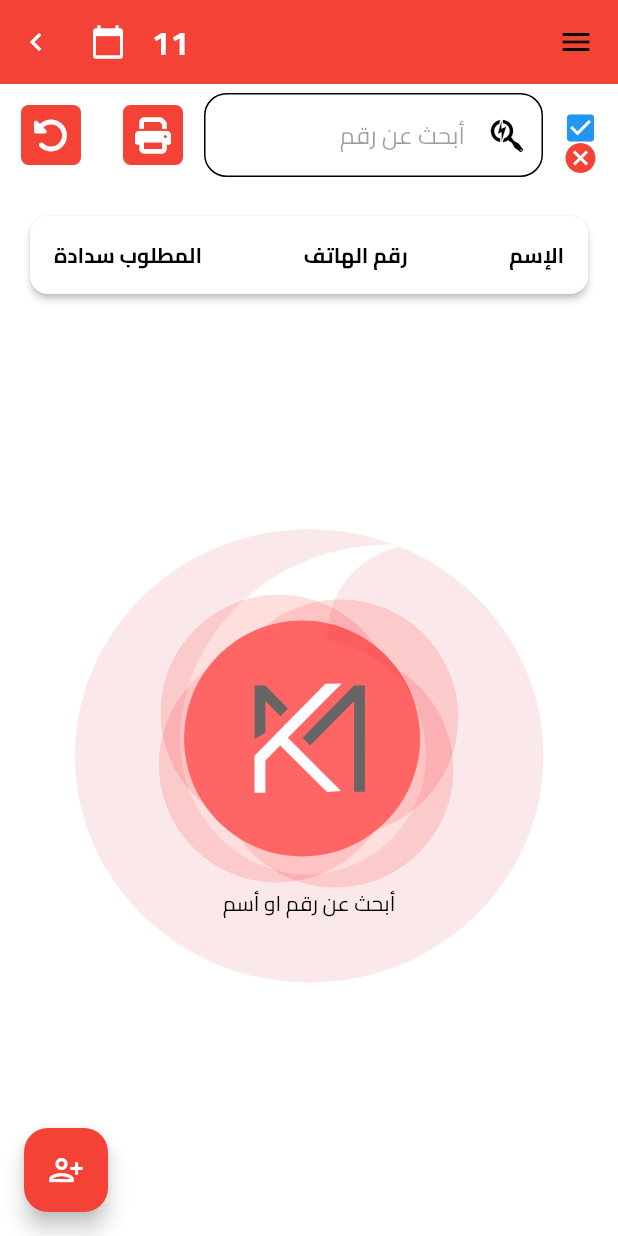
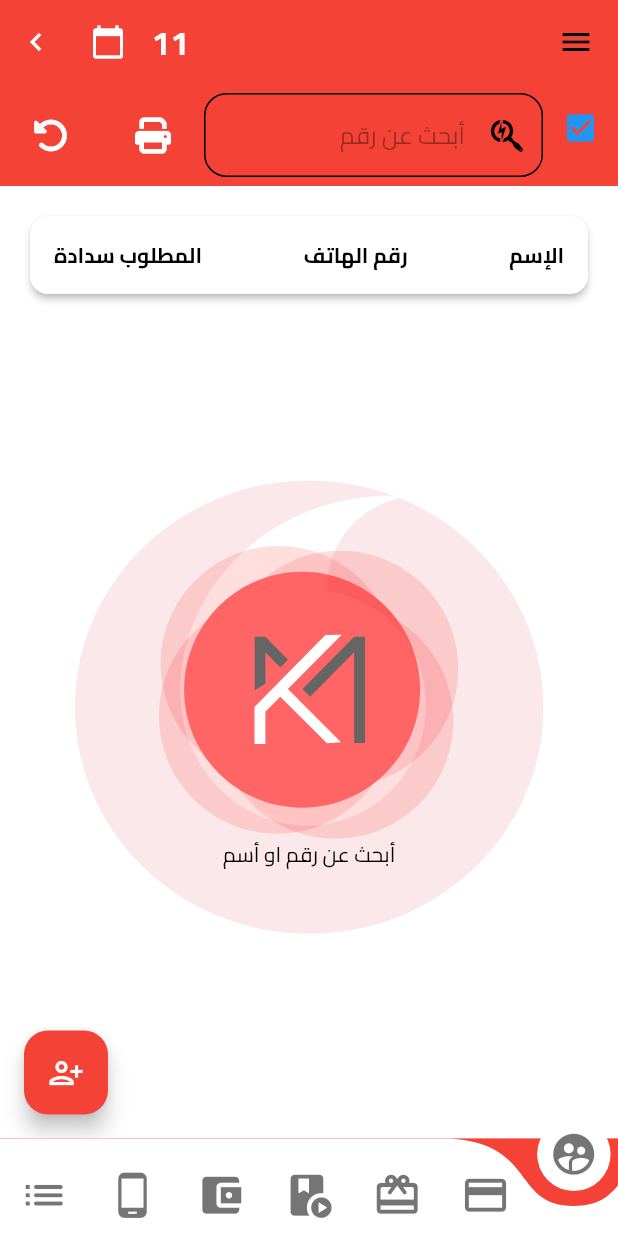
Before and after one commit to Phone-star-sketch/phone, a Flutter app: the AccountDetails screen opened directly, after a tap on the "account tree" icon, on a phone screen of 412 x 824 dp. Run offline on Flutter 3.47's test engine with Material 3 defaults, Android fonts, the phone set to English and light mode, and no system bars; drawn by our look-alikes of curved_navigation_bar; our stand-ins replace audioplayers, device_info_plus, fl_chart, flutter_local_notifications, flutter_svg, fluttertoast and 11 more; missing offline and left inert: auto_size_text_field, excel, relative_time, syncfusion_flutter_pdfviewer, universal_html; accounts and stored records are empty.

Commit message:
enhancement of the bottom bar icons

```diff
--- a/lib/views/account_details.dart
+++ b/lib/views/account_details.dart
@@ -3,6 +3,7 @@ import 'dart:ui';
 import 'package:flutter/cupertino.dart';
 import 'package:flutter/material.dart';
 import 'package:font_awesome_flutter/font_awesome_flutter.dart';
+import 'package:curved_navigation_bar/curved_navigation_bar.dart';
 
 import 'package:get/get.dart';
 import 'package:phone_system_app/controllers/account_client_info_data.dart';
@@ -118,12 +119,13 @@ class AccountDetails extends StatelessWidget {
         title: "المتابعة"),
   ];
   AccountDetailsController pageController = Get.put(AccountDetailsController());
+  final GlobalKey<CurvedNavigationBarState> _bottomNavigationKey = GlobalKey();
 
   @override
   Widget build(BuildContext context) {
     screenSize = MediaQuery.of(context).size;
     final colors = Get.theme.colorScheme;
-
+    final isMobile = MediaQuery.of(context).size.width < 1200;
     final content = pages
         .map(
           (e) => e.content,
@@ -195,7 +197,7 @@ class AccountDetails extends StatelessWidget {
             ),
           ],
         ),
-        drawer: (MediaQuery.of(context).size.width < 1200)
+        drawer: (isMobile)
             ? Stack(
                 children: [
                   Positioned.fill(
@@ -215,8 +217,13 @@ class AccountDetails extends StatelessWidget {
                                 child: SideBar(
                               pages: pages
                                   .where((page) =>
-                                    (page.roles.map((role) => role.index).contains(SupabaseAuthentication.myUser!.role)) ||
-                                    (page.title == "انشاء مستخدم" && SupabaseAuthentication.myUser!.role == UserRoles.admin.index))
+                                      (page.roles
+                                          .map((role) => role.index)
+                                          .contains(SupabaseAuthentication
+                                              .myUser!.role)) ||
+                                      (page.title == "انشاء مستخدم" &&
+                                          SupabaseAuthentication.myUser!.role ==
+                                              UserRoles.admin.index))
                                   .toList(),
                             )),
                           ],
@@ -225,12 +232,40 @@ class AccountDetails extends StatelessWidget {
                 ],
               )
             : null,
-        body: (MediaQuery.of(context).size.width < 1200)
-            ? Obx(() => Row(
-                  children: [
-                    Expanded(
-                        child: content[pageController.selectedIndex.value]),
-                  ],
+        bottomNavigationBar: isMobile
+            ? Obx(() => CurvedNavigationBar(
+                  key: _bottomNavigationKey,
+                  index: pageController.selectedIndex.value,
+                  height: 65.0,
+                  items: pages
+                      .where((page) =>
+                          (page.roles
+                              .map((role) => role.index)
+                              .contains(SupabaseAuthentication.myUser!.role)) ||
+                          (page.title == "انشاء مستخدم" &&
+                              SupabaseAuthentication.myUser!.role ==
+                                  UserRoles.admin.index))
+                      .map((page) => Icon(
+                            (page.icon as Icon).icon!,
+                            size: 33,
+                            color: Colors.black54, // Changed to black54
+                          ))
+                      .toList(),
+                  color: Colors.white,
+                  buttonBackgroundColor: Colors.white,
+                  backgroundColor: colors.background,
+                  animationCurve: Curves.easeInOut,
+                  animationDuration: const Duration(milliseconds: 600),
+                  onTap: (index) {
+                    pageController.selectedIndex.value = index;
+                  },
+                  letIndexChange: (index) => true,
+                ))
+            : null,
+        body: isMobile
+            ? Obx(() => Container(
+                  color: colors.background,
+                  child: content[pageController.selectedIndex.value],
                 ))
             : Row(
                 children: [
@@ -240,8 +275,11 @@ class AccountDetails extends StatelessWidget {
                     child: SideBar(
                       pages: pages
                           .where((page) =>
-                            (page.roles.map((role) => role.index).contains(SupabaseAuthentication.myUser!.role)) ||
-                            (page.title == "انشاء مستخدم" && SupabaseAuthentication.myUser!.role == UserRoles.admin.index))
+                              (page.roles.map((role) => role.index).contains(
+                                  SupabaseAuthentication.myUser!.role)) ||
+                              (page.title == "انشاء مستخدم" &&
+                                  SupabaseAuthentication.myUser!.role ==
+                                      UserRoles.admin.index))
                           .toList(),
                     ),
                   ),
@@ -305,59 +343,60 @@ class SideBar extends StatelessWidget {
               itemBuilder: (context, index) {
                 return SizedBox(
                     height: 50,
-                    child: Obx(() => (Get.find<AccountDetailsController>()
+                    child: Obx(() => AnimatedContainer(
+                          duration: const Duration(milliseconds: 300),
+                          margin: const EdgeInsets.only(right: 10, left: 0),
+                          decoration: BoxDecoration(
+                            color: Get.find<AccountDetailsController>()
                                         .selectedIndex
                                         .value ==
-                            index)
-                        ? Container(
-                            margin: const EdgeInsets.only(right: 10, left: 0),
-                            decoration: const BoxDecoration(
-                              color: Colors.white,
-                              borderRadius: BorderRadius.only(
+                                    index
+                                ? Colors.white
+                                : Colors.transparent,
+                            borderRadius: const BorderRadius.only(
                               topRight: Radius.circular(20),
                               bottomRight: Radius.circular(20),
                             ),
+                            boxShadow: Get.find<AccountDetailsController>()
+                                        .selectedIndex
+                                        .value ==
+                                    index
+                                ? [
+                                    BoxShadow(
+                                      color: Colors.black.withOpacity(0.2),
+                                      spreadRadius: 2,
+                                      blurRadius: 5,
+                                      offset: const Offset(0, 3),
+                                    ),
+                                  ]
+                                : [],
                           ),
                           child: Center(
                             child: ListTile(
                               leading: icons[index],
                               title: Text(
                                 titles[index],
-                                  style: const TextStyle(
-                                      fontWeight: FontWeight.bold),
+                                style: TextStyle(
+                                  fontWeight: FontWeight.bold,
+                                  color: Get.find<AccountDetailsController>()
+                                              .selectedIndex
+                                              .value ==
+                                          index
+                                      ? Colors.black
+                                      : Colors.white,
+                                ),
                               ),
                               onTap: () {
                                 Get.find<AccountDetailsController>()
                                     .selectedIndex
                                     .value = index;
                               },
-                                selectedColor: Colors.black,
                               selected: Get.find<AccountDetailsController>()
                                       .selectedIndex
                                       .value ==
                                   index,
                             ),
                           ),
-                          )
-                        : ListTile(
-                            leading: icons[index],
-                            title: Text(
-                              titles[index],
-                            ),
-                            onTap: () {
-                              Get.find<AccountDetailsController>()
-                                  .selectedIndex
-                                  .value = index;
-                            },
-                            titleTextStyle: const TextStyle(
-                                fontFamily: "Cairo",
-                                fontSize: 15,
-                                color: Colors.white),
-                            selectedColor: Colors.white,
-                            selected: Get.find<AccountDetailsController>()
-                                    .selectedIndex
-                                    .value ==
-                                index,
                         )));
               }),
         ),
--- a/pubspec.yaml
+++ b/pubspec.yaml
@@ -11,6 +11,7 @@ dependencies:
   flutter:
     sdk: flutter
 
+  curved_navigation_bar: ^1.0.6
   fluttertoast: ^8.2.10
   image_picker: ^1.0.7
   device_info_plus: ^10.1.2
```
Also changed, not shown: pubspec.lock. Lines whose indentation alone changed are shown as unchanged.
